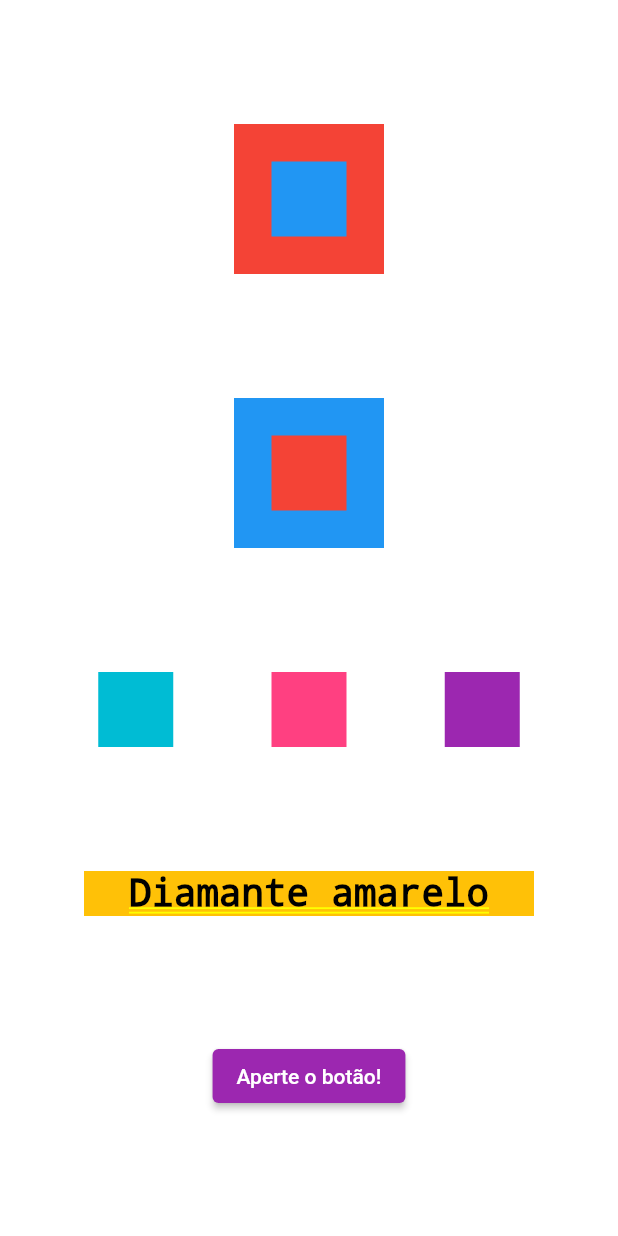
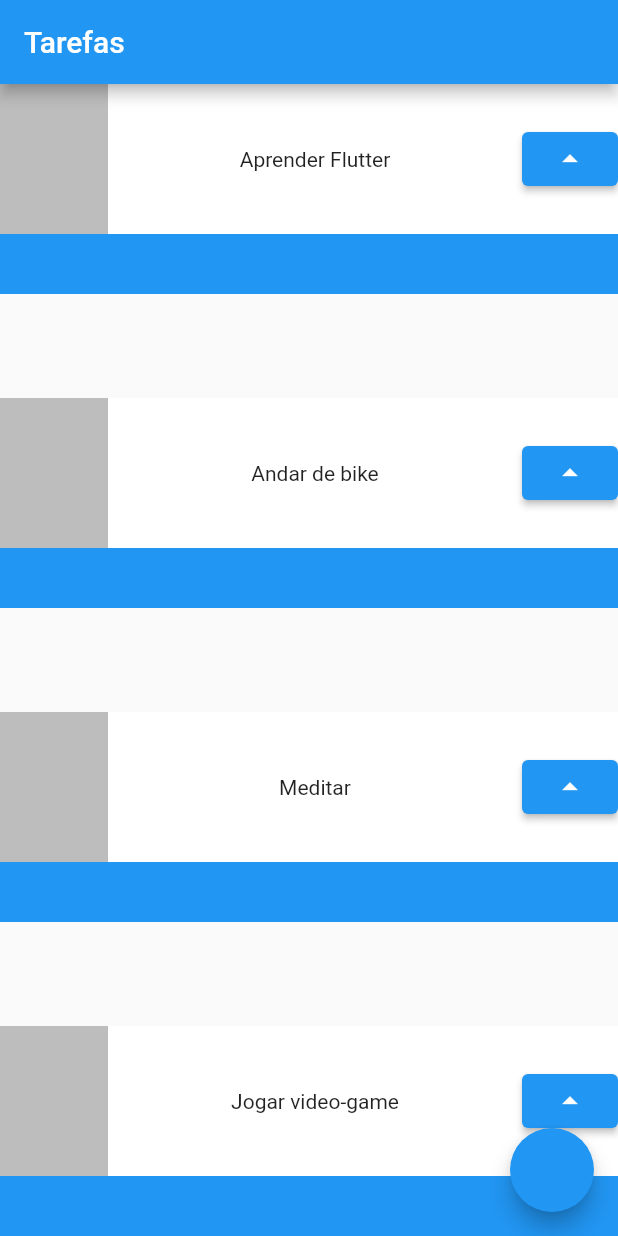
Before and after one commit to Patrickalvares/primeiro_projeto_flutter, a Flutter app: the screen it shows after launch, on a phone screen of 412 x 824 dp. Run offline on Flutter 3.47's test engine with Material 2 defaults, Android fonts, the phone set to English and light mode, and no system bars.

Commit message:
Creation of Task Stateless Widget

```diff
--- a/lib/main.dart
+++ b/lib/main.dart
@@ -12,86 +12,58 @@ class MyApp extends StatelessWidget {
     return MaterialApp(
         title: 'Flutter Demo',
         theme: ThemeData(
-          primarySwatch: Colors.purple,
+          primarySwatch: Colors.blue,
         ),
-        home: Container(
-          color: Colors.white,
-          child: Column(
-            mainAxisAlignment: MainAxisAlignment.spaceEvenly,
-            crossAxisAlignment: CrossAxisAlignment.center,
+        home: Scaffold(
+          appBar: AppBar(
+            title: Text('Tarefas'),
+          ),
+          body: Column(
+            mainAxisAlignment: MainAxisAlignment.spaceBetween,
             children: [
-              Stack(
-                alignment: Alignment.center,
-                children: [
-                  Container(
-                    color: Colors.red,
-                    width: 100,
-                    height: 100,
-                  ),
-                  Container(
-                    color: Colors.blue,
-                    width: 50,
-                    height: 50,
-                  )
-                ],
-              ),
-              Stack(
-                alignment: Alignment.center,
-                children: [
-                  Container(
-                    color: Colors.blue,
-                    width: 100,
-                    height: 100,
-                  ),
-                  Container(
-                    color: Colors.red,
-                    width: 50,
-                    height: 50,
-                  )
-                ],
-              ),
-              Row(
-                mainAxisAlignment: MainAxisAlignment.spaceEvenly,
-                crossAxisAlignment: CrossAxisAlignment.center,
-                children: [
-                  Container(
-                    color: Colors.cyan,
-                    height: 50,
-                    width: 50,
-                  ),
-                  Container(
-                    color: Colors.pinkAccent,
-                    height: 50,
-                    width: 50,
-                  ),
-                  Container(
-                    color: Colors.purple,
-                    height: 50,
-                    width: 50,
-                  ),
-                ],
-              ),
-              Container(
-                color: Colors.amber,
-                height: 30,
-                width: 300,
-                child: Text(
-                  'Diamante amarelo',
-                  style: TextStyle(
-                    color: Colors.black,
-                    fontSize: 25,
-                  ),
-                  textAlign: TextAlign.center,
-                ),
-              ),
-              ElevatedButton(
-                  onPressed: () {
-                    print('você apertou o botão');
-                  },
-                  child: Text('Aperte o botão!'))
+              Task('Aprender Flutter'),
+              Task('Andar de bike'),
+              Task('Meditar'),
+              Task('Jogar video-game'),
             ],
           ),
-        )
+          floatingActionButton: FloatingActionButton(onPressed: () {}),
+        ));
+  }
+}
+
+class Task extends StatelessWidget {
+  final String nome;
+  const Task(this.nome, {Key? key}) : super(key: key);
+
+  @override
+  Widget build(BuildContext context) {
+    return Container(
+      child: Stack(
+        children: [
+          Container(
+            color: Colors.blue,
+            height: 140,
+          ),
+          Container(
+            color: Colors.white,
+            height: 100,
+            child: Row(
+              mainAxisAlignment: MainAxisAlignment.spaceBetween,
+              children: [
+                Container(
+                  color: Colors.black26,
+                  width: 72,
+                  height: 100,
+                ),
+                Text(nome),
+                ElevatedButton(
+                    onPressed: () {}, child: (Icon(Icons.arrow_drop_up)))
+              ],
+            ),
+          )
+        ],
+      ),
     );
   }
 }
```
Also changed, not shown: lib/minha_primeira_tela.dart (added, +78 -0 lines).
